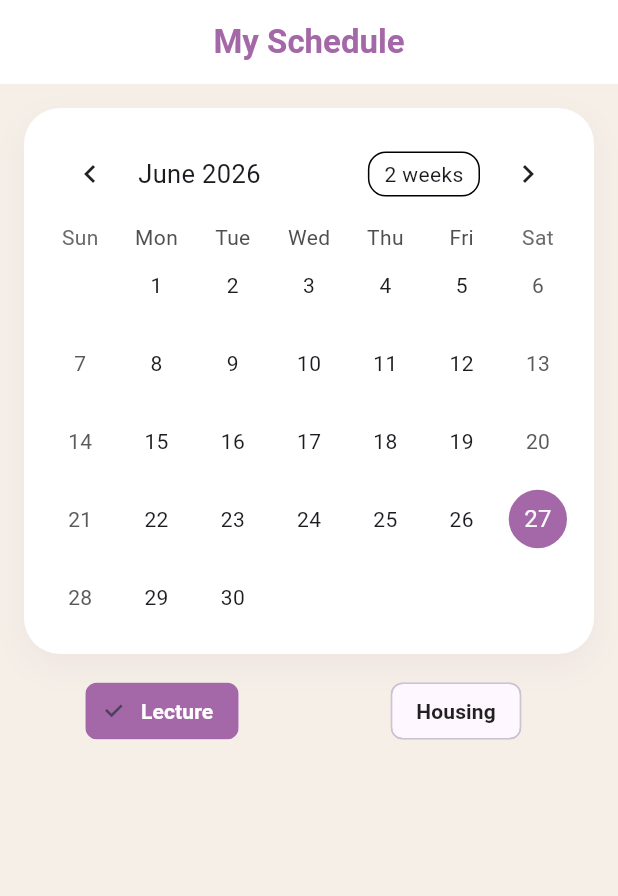
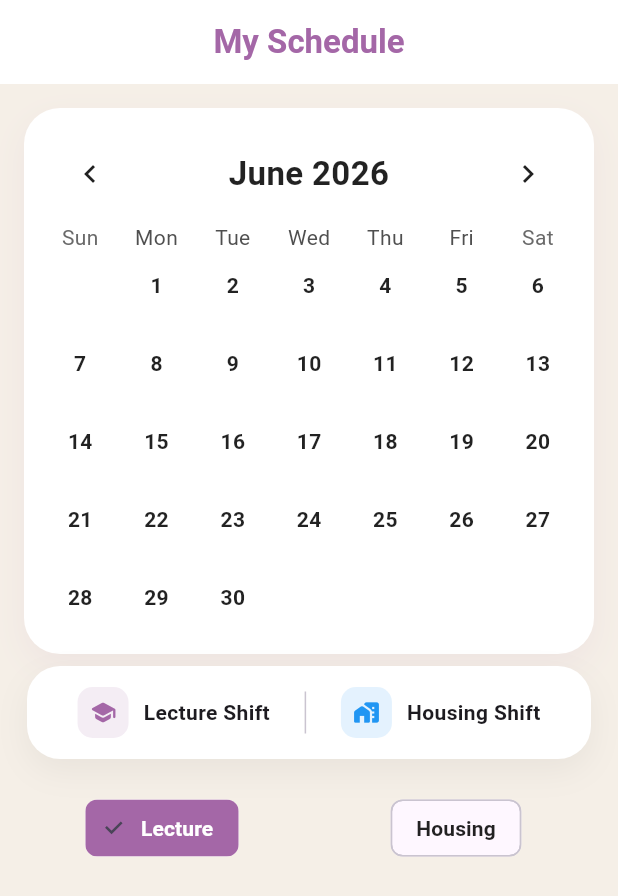
Before and after one commit to Lubaba333/Munawebti, a Flutter app: the ScheduleView screen opened directly, after a tap on "Lecture", on a phone screen of 412 x 824 dp. Shown: the top 896 px of the screen. Run offline on Flutter 3.47's test engine with Material 3 defaults, Android fonts, the phone set to English and light mode, and no system bars; drawn by our look-alikes of flutter_animate, table_calendar; our stand-ins replace get, get_storage, image_picker, shared_preferences; accounts and stored records are empty; network calls fail.

Commit message:
schedule calendar

```diff
--- a/lib/controller/supervisor_shift_controller.dart
+++ b/lib/controller/supervisor_shift_controller.dart
@@ -59,6 +59,7 @@ class SupervisorShiftsController extends GetxController {
   void onInit() {
     super.onInit();
     loadShifts();
+
   }
 
   ///=========================
@@ -74,6 +75,7 @@ class SupervisorShiftsController extends GetxController {
       shiftsMap[DateTime(date.year, date.month, date.day)] = day.shifts;
     }
   }
+
 
   void selectDate(DateTime date) {
     selectedDate.value = DateTime(
@@ -123,6 +125,10 @@ class SupervisorShiftsController extends GetxController {
       shifts.assignAll(result.data);
 
       buildShiftsMap();
+      shifts.refresh();
+      shiftsMap.refresh();
+      selectedMonth.refresh();
+      selectedDate.refresh();
 
       /// إذا أول مرة يدخل الصفحة
       if (shifts.isNotEmpty) {
@@ -153,13 +159,16 @@ class SupervisorShiftsController extends GetxController {
   ///=========================
   /// TAB
   ///=========================
+  Future<void> changeType(ShiftType type) async {
 
-  void changeType(ShiftType type) {
     if (selectedType.value == type) return;
 
-    selectedType(type);
+    selectedType.value = type;
+    shifts.clear();
+    shiftsMap.clear();
 
-    loadShifts();
+    update();
+    await loadShifts();
   }
 
   ///=========================
--- a/lib/services/api_service.dart
+++ b/lib/services/api_service.dart
@@ -102,12 +102,12 @@ Future<void> setToken(String? token) async {
         bool authRequired = true,
       }) async {
     final finalHeaders = await _buildHeaders(authRequired: authRequired, customHeaders: headers);
-    print('======================');
-    print('POST URL => $baseUrl$endpoint');
-    print('TOKEN => $_token');
-    print('HEADERS => $finalHeaders');
-    print('BODY => ${jsonEncode(data)}');
-    print('======================');
+    // print('======================');
+    // print('POST URL => $baseUrl$endpoint');
+    // print('TOKEN => $_token');
+    // print('HEADERS => $finalHeaders');
+    // print('BODY => ${jsonEncode(data)}');
+    // print('======================');
 
     final response = await http.post(
       Uri.parse('$baseUrl$endpoint'),
--- a/lib/view/ScheduleView.dart
+++ b/lib/view/ScheduleView.dart
@@ -35,7 +35,8 @@ class ScheduleView extends StatelessWidget {
           /// Calendar
           const ScheduleCalendar(),
 
-          /// Lecture / Housing
+          const ShiftLegend(),
+
           _typeSelector(),
 
         ],
@@ -89,7 +90,7 @@ class ScheduleView extends StatelessWidget {
                     ShiftType.housing,
 
                 selectedColor:
-                const Color(0xFFA467A7),
+                 Colors.blue,
 
                 labelStyle: TextStyle(
                   color:
--- a/lib/widgets/  schedule_calendar.dart
+++ b/lib/widgets/  schedule_calendar.dart
@@ -1,4 +1,5 @@
 import 'package:flutter/material.dart';
+import 'package:flutter_animate/flutter_animate.dart';
 import 'package:get/get.dart';
 import 'package:supervisors/controller/supervisor_shift_controller.dart';
 import 'package:supervisors/models/supervisor_shift_model.dart';
@@ -34,6 +35,18 @@ class ScheduleCalendar extends StatelessWidget {
         child: Padding(
           padding: const EdgeInsets.all(12),
           child: TableCalendar<SupervisorShift>(
+            key: ValueKey(
+              "${controller.selectedType.value}-${controller.monthString}",
+            ),
+            headerStyle: const HeaderStyle(
+              formatButtonVisible: false,
+              titleCentered: true,
+              titleTextStyle: TextStyle(
+                fontSize: 22,
+                fontWeight: FontWeight.bold,
+                color: Colors.black87,
+              ),
+            ),
 
             firstDay: DateTime(2025),
 
@@ -55,59 +68,23 @@ class ScheduleCalendar extends StatelessWidget {
               return controller.getEventsForDay(day);
 
             },
-
             onDaySelected: (selectedDay, focusedDay) {
-
               controller.selectDate(selectedDay);
 
-              final shifts =
-              controller.getEventsForDay(selectedDay);
-
+              final shifts = controller.getEventsForDay(selectedDay);
               if (shifts.isEmpty) return;
 
+              Future.delayed(const Duration(milliseconds: 120), () {
                 showModalBottomSheet(
-
                   context: context,
-
                   isScrollControlled: true,
-
                   backgroundColor: Colors.transparent,
-
                   builder: (_) => ShiftBottomSheet(
                     shifts: shifts,
                   ),
                 );
+              });
             },
-            // calendarBuilders: CalendarBuilders(
-            //
-            //   markerBuilder: (context, day, events) {
-            //
-            //     if (events.isEmpty) {
-            //       return const SizedBox();
-            //     }
-            //
-            //     return Positioned(
-            //
-            //       bottom: 5,
-            //
-            //       child: Container(
-            //
-            //         width: 8,
-            //
-            //         height: 8,
-            //
-            //         decoration: const BoxDecoration(
-            //
-            //           color: Color(0xFFA467A7),
-            //
-            //           shape: BoxShape.circle,
-            //
-            //         ),
-            //       ),
-            //     );
-            //   },
-            // ),
-
             calendarBuilders: CalendarBuilders(
               markerBuilder: (context, date, events) {
 
@@ -123,13 +100,8 @@ class ScheduleCalendar extends StatelessWidget {
                   child: Row(
                     mainAxisSize: MainAxisSize.min,
                     children: List.generate(
-
-                      shifts.length > 3
-                          ? 3
-                          : shifts.length,
-
+                      shifts.length > 3 ? 3 : shifts.length,
                           (index) {
-
                         final shift = shifts[index];
 
                         final markerColor =
@@ -138,20 +110,70 @@ class ScheduleCalendar extends StatelessWidget {
                             : Colors.blue;
 
                         return Container(
-                          margin:
-                          const EdgeInsets.symmetric(
-                            horizontal: 1,
-                          ),
-                          width: 6,
-                          height: 6,
+                          margin: const EdgeInsets.symmetric(horizontal: 2),
+                          width: 9,
+                          height: 9,
                           decoration: BoxDecoration(
                             color: markerColor,
                             shape: BoxShape.circle,
+                            boxShadow: [
+                              BoxShadow(
+                                color: markerColor.withOpacity(.45),
+                                blurRadius: 6,
+                              )
+                            ],
                           ),
+                        )
+                            .animate(onPlay: (c) => c.repeat(reverse: true))
+                            .scale(
+                          begin: const Offset(.9, .9),
+                          end: const Offset(1.15, 1.15),
+                          duration: 900.ms,
                         );
                       },
                     ),
                   ),
+                );
+              },
+
+              defaultBuilder: (context, day, focusedDay) {
+
+                final hasShift =
+                    controller.getEventsForDay(day).isNotEmpty;
+
+                return _dayCell(
+                  day: day,
+                  selected: false,
+                  today: false,
+                  hasShift: hasShift,
+                  selectedType: controller.selectedType.value,
+                );
+              },
+
+              todayBuilder: (context, day, focusedDay) {
+
+                final hasShift =
+                    controller.getEventsForDay(day).isNotEmpty;
+
+                return _dayCell(
+                  day: day,
+                  selected: true,
+                  today: false,
+                  hasShift: hasShift,
+                  selectedType: controller.selectedType.value,
+                );
+              },
+              selectedBuilder: (context, day, focusedDay) {
+
+                final hasShift =
+                    controller.getEventsForDay(day).isNotEmpty;
+
+                return _dayCell(
+                  day: day,
+                  selected: false,
+                  today: false,
+                  hasShift: hasShift,
+                  selectedType: controller.selectedType.value,
                 );
               },
             ),
@@ -159,29 +181,6 @@ class ScheduleCalendar extends StatelessWidget {
 
               outsideDaysVisible: false,
 
-              todayDecoration: const BoxDecoration(
-
-                color: Color(0xFFC28DBD),
-
-                shape: BoxShape.circle,
-
-              ),
-
-              selectedDecoration: const BoxDecoration(
-
-                color: Color(0xFFA467A7),
-
-                shape: BoxShape.circle,
-
-              ),
-
-              markerDecoration: const BoxDecoration(
-
-                color: Color(0xFFA467A7),
-
-                shape: BoxShape.circle,
-
-              ),
 
             ),
           ),
@@ -192,7 +191,59 @@ class ScheduleCalendar extends StatelessWidget {
   }
 }
 
+Widget _dayCell({
+  required DateTime day,
+  required bool selected,
+  required bool today,
+  required bool hasShift,
+  required ShiftType selectedType,
+}) {
+  final primary =
+  selectedType == ShiftType.lecture
+      ? const Color(0xFFA467A7)
+      : Colors.blue;
 
+  final light =
+  selectedType == ShiftType.lecture
+      ? const Color(0xFFDBB9D7)
+      : const Color(0xFFD6E9FF);
+
+  Color background = Colors.transparent;
+  Color textColor = Colors.black87;
+
+  if (selected) {
+    background = primary;
+    textColor = Colors.white;
+  } else if (today) {
+    background = light;
+  } else if (hasShift) {
+    background = primary.withOpacity(.10);
+  }
+
+  return AnimatedContainer(
+    duration: const Duration(milliseconds: 250),
+    margin: const EdgeInsets.all(4),
+    decoration: BoxDecoration(
+      color: background,
+      borderRadius: BorderRadius.circular(12),
+      border: hasShift && !selected
+          ? Border.all(
+          color: primary.withOpacity(.08),
+          width: 1
+      )
+          : null,
+    ),
+    child: Center(
+      child: Text(
+        "${day.day}",
+        style: TextStyle(
+          fontWeight: FontWeight.bold,
+          color: textColor,
+        ),
+      ),
+    ),
+  );
+}
 
 class ShiftBottomSheet extends StatelessWidget {
   final List<SupervisorShift> shifts;
@@ -579,3 +630,105 @@ class ShiftBottomSheet extends StatelessWidget {
         : value;
   }
 }
+
+
+
+class ShiftLegend extends StatelessWidget {
+  const ShiftLegend({super.key});
+
+  @override
+  Widget build(BuildContext context) {
+    return Container(
+      margin: const EdgeInsets.fromLTRB(18, 0, 18, 16),
+      padding: const EdgeInsets.symmetric(
+        horizontal: 18,
+        vertical: 14,
+      ),
+      decoration: BoxDecoration(
+        color: Colors.white,
+        borderRadius: BorderRadius.circular(22),
+        boxShadow: [
+          BoxShadow(
+            color: Colors.black.withOpacity(.05),
+            blurRadius: 18,
+            offset: const Offset(0, 8),
+          )
+        ],
+      ),
+      child: Row(
+        mainAxisAlignment: MainAxisAlignment.spaceEvenly,
+        children: const [
+
+          _LegendItem(
+            color: Color(0xFFA467A7),
+            title: "Lecture Shift",
+            icon: Icons.school_rounded,
+          ),
+
+          SizedBox(
+            height: 28,
+            child: VerticalDivider(),
+          ),
+
+          _LegendItem(
+            color: Colors.blue,
+            title: "Housing Shift",
+            icon: Icons.home_work_rounded,
+          ),
+        ],
+      ),
+    )
+        .animate()
+        .fade(duration: 500.ms)
+        .slideY(
+      begin: .25,
+      end: 0,
+      curve: Curves.easeOut,
+    );
+  }
+}
+
+class _LegendItem extends StatelessWidget {
+  final Color color;
+  final String title;
+  final IconData icon;
+
+  const _LegendItem({
+    required this.color,
+    required this.title,
+    required this.icon,
+  });
+
+  @override
+  Widget build(BuildContext context) {
+    return Row(
+      children: [
+
+        AnimatedContainer(
+          duration: const Duration(milliseconds: 300),
+          width: 34,
+          height: 34,
+          decoration: BoxDecoration(
+            color: color.withOpacity(.12),
+            borderRadius: BorderRadius.circular(10),
+          ),
+          child: Icon(
+            icon,
+            color: color,
+            size: 18,
+          ),
+        ),
+
+        const SizedBox(width: 10),
+
+        Text(
+          title,
+          style: const TextStyle(
+            fontWeight: FontWeight.w600,
+            fontSize: 14,
+          ),
+        ),
+      ],
+    );
+  }
+}
--- a/pubspec.yaml
+++ b/pubspec.yaml
@@ -42,6 +42,7 @@ dependencies:
   get_storage: ^2.1.1
   flutter_launcher_icons: ^0.14.4
   table_calendar: ^3.2.0
+  flutter_animate: ^4.5.2
 
 dev_dependencies:
   flutter_test:
```
Also changed, not shown: lib/controller/RewardsController.dart (+2 -19 lines), pubspec.lock. Lines whose indentation alone changed are shown as unchanged.
